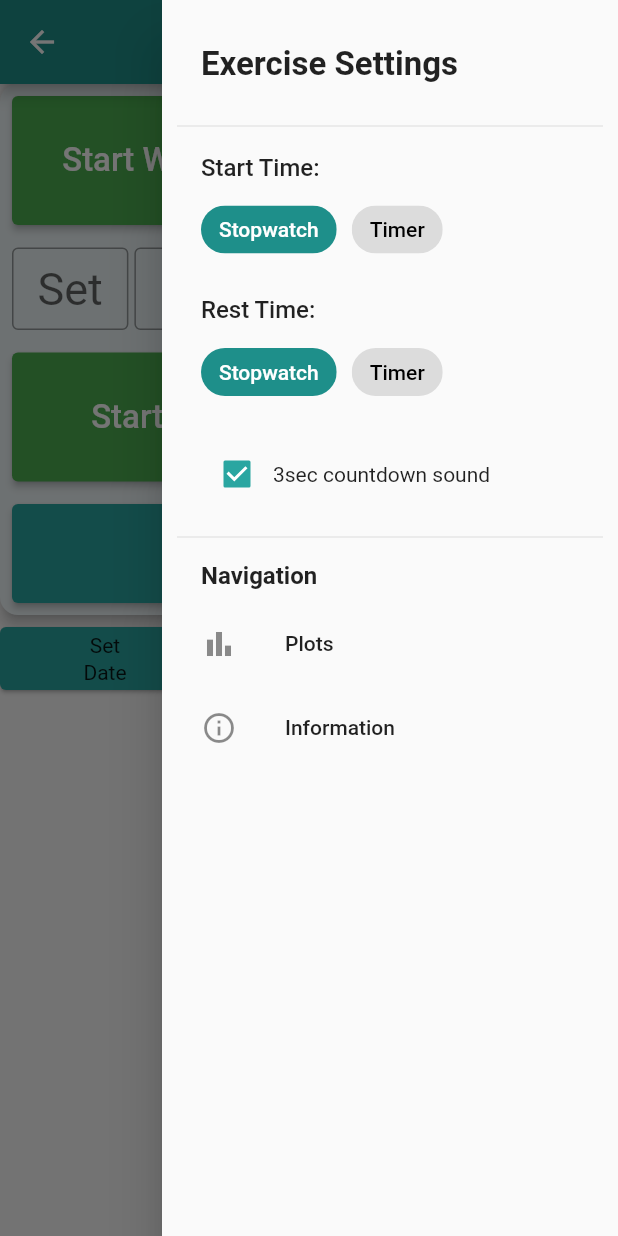
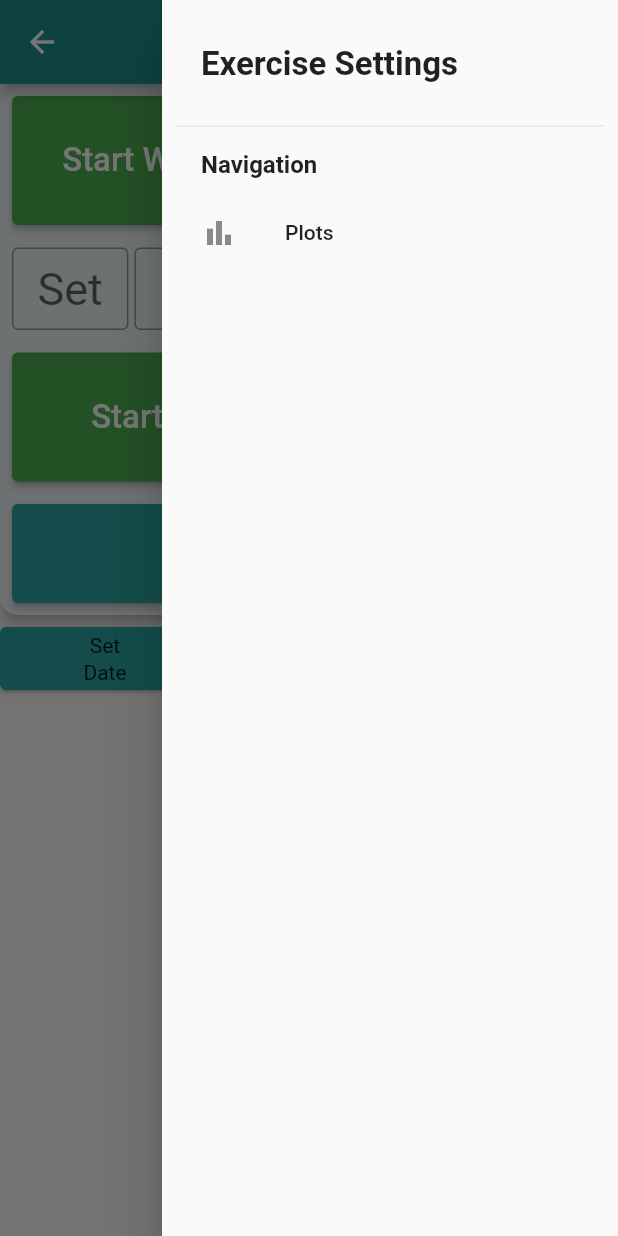
Before and after one commit to srdjankarlo/FlutterGymApp, a Flutter app: the SetsPage screen opened directly with empty values, with the side drawer open, on a phone screen of 412 x 824 dp. Run offline on Flutter 3.47's test engine with Material 3 defaults, Android fonts, the phone set to English and light mode, and no system bars; our stand-ins replace csv, file_picker, fl_chart, image_picker, pdf, shared_preferences and 1 more; accounts and stored records are empty.

```diff
--- a/gym_fitness_app/lib/providers/unit_provider.dart
+++ b/gym_fitness_app/lib/providers/unit_provider.dart
@@ -2,7 +2,7 @@ import 'package:flutter/material.dart';
 import 'package:shared_preferences/shared_preferences.dart';
 
 class UnitProvider extends ChangeNotifier {
-  String _unit = 'Metric';
+  String _unit = 'kg';
   String get unit => _unit;
 
   UnitProvider() {
@@ -11,7 +11,7 @@ class UnitProvider extends ChangeNotifier {
 
   Future<void> _loadUnit() async {
     final prefs = await SharedPreferences.getInstance();
-    _unit = prefs.getString('preferred_unit') ?? 'Metric';
+    _unit = prefs.getString('preferred_unit') ?? 'kg';
     notifyListeners();
   }
 
@@ -23,6 +23,6 @@ class UnitProvider extends ChangeNotifier {
     notifyListeners();
   }
 
-  bool get isMetric => _unit == 'Metric';
-  bool get isImperial => _unit == 'Imperial';
+  bool get isMetric => _unit == 'kg';
+  bool get isImperial => _unit == 'lbs';
 }
--- a/gym_fitness_app/lib/widgets/sets_settings_drawer.dart
+++ b/gym_fitness_app/lib/widgets/sets_settings_drawer.dart
@@ -42,105 +42,105 @@ class _SetsSettingsDrawerState extends State<SetsSettingsDrawer> {
           const Divider(),
 
           // --- Start Time Section ---
-          Padding(
-            padding: const EdgeInsets.symmetric(vertical: 10, horizontal: 16),
-            child: Column(
-              crossAxisAlignment: CrossAxisAlignment.start,
-              children: [
-                const Text('Start Time:',
-                    style: TextStyle(fontSize: 16, fontWeight: FontWeight.w500)),
-                const SizedBox(height: 8),
-                Wrap(
-                  spacing: 10,
-                  children: [
-                    ChoiceChip(
-                      label: const Text('Stopwatch'),
-                      selected: _startTimeMode == 'Stopwatch',
-                      selectedColor: Theme.of(context).colorScheme.primary,
-                      labelStyle: TextStyle(
-                        color: _startTimeMode == 'Stopwatch'
-                            ? Colors.white
-                            : Theme.of(context).colorScheme.onSurface,
-                      ),
-                      onSelected: (_) =>
-                          setState(() => _startTimeMode = 'Stopwatch'),
-                    ),
-                    ChoiceChip(
-                      label: const Text('Timer'),
-                      selected: _startTimeMode == 'Timer',
-                      selectedColor: Theme.of(context).colorScheme.primary,
-                      labelStyle: TextStyle(
-                        color: _startTimeMode == 'Timer'
-                            ? Colors.white
-                            : Theme.of(context).colorScheme.onSurface,
-                      ),
-                      onSelected: (_) =>
-                          setState(() => _startTimeMode = 'Timer'),
-                    ),
-                  ],
-                ),
-              ],
-            ),
-          ),
+          // Padding(
+          //   padding: const EdgeInsets.symmetric(vertical: 10, horizontal: 16),
+          //   child: Column(
+          //     crossAxisAlignment: CrossAxisAlignment.start,
+          //     children: [
+          //       const Text('Start Time:',
+          //           style: TextStyle(fontSize: 16, fontWeight: FontWeight.w500)),
+          //       const SizedBox(height: 8),
+          //       Wrap(
+          //         spacing: 10,
+          //         children: [
+          //           ChoiceChip(
+          //             label: const Text('Stopwatch'),
+          //             selected: _startTimeMode == 'Stopwatch',
+          //             selectedColor: Theme.of(context).colorScheme.primary,
+          //             labelStyle: TextStyle(
+          //               color: _startTimeMode == 'Stopwatch'
+          //                   ? Colors.white
+          //                   : Theme.of(context).colorScheme.onSurface,
+          //             ),
+          //             onSelected: (_) =>
+          //                 setState(() => _startTimeMode = 'Stopwatch'),
+          //           ),
+          //           ChoiceChip(
+          //             label: const Text('Timer'),
+          //             selected: _startTimeMode == 'Timer',
+          //             selectedColor: Theme.of(context).colorScheme.primary,
+          //             labelStyle: TextStyle(
+          //               color: _startTimeMode == 'Timer'
+          //                   ? Colors.white
+          //                   : Theme.of(context).colorScheme.onSurface,
+          //             ),
+          //             onSelected: (_) =>
+          //                 setState(() => _startTimeMode = 'Timer'),
+          //           ),
+          //         ],
+          //       ),
+          //     ],
+          //   ),
+          // ),
 
           // --- Rest Time Section ---
-          Padding(
-            padding: const EdgeInsets.symmetric(vertical: 10, horizontal: 16),
-            child: Column(
-              crossAxisAlignment: CrossAxisAlignment.start,
-              children: [
-                const Text('Rest Time:',
-                    style: TextStyle(fontSize: 16, fontWeight: FontWeight.w500)),
-                const SizedBox(height: 8),
-                Wrap(
-                  spacing: 10,
-                  children: [
-                    ChoiceChip(
-                      label: const Text('Stopwatch'),
-                      selected: _restTimeMode == 'Stopwatch',
-                      selectedColor: Theme.of(context).colorScheme.primary,
-                      labelStyle: TextStyle(
-                        color: _restTimeMode == 'Stopwatch'
-                            ? Colors.white
-                            : Theme.of(context).colorScheme.onSurface,
-                      ),
-                      onSelected: (_) =>
-                          setState(() => _restTimeMode = 'Stopwatch'),
-                    ),
-                    ChoiceChip(
-                      label: const Text('Timer'),
-                      selected: _restTimeMode == 'Timer',
-                      selectedColor: Theme.of(context).colorScheme.primary,
-                      labelStyle: TextStyle(
-                        color: _restTimeMode == 'Timer'
-                            ? Colors.white
-                            : Theme.of(context).colorScheme.onSurface,
-                      ),
-                      onSelected: (_) =>
-                          setState(() => _restTimeMode = 'Timer'),
-                    ),
-                  ],
-                ),
-              ],
-            ),
-          ),
+          // Padding(
+          //   padding: const EdgeInsets.symmetric(vertical: 10, horizontal: 16),
+          //   child: Column(
+          //     crossAxisAlignment: CrossAxisAlignment.start,
+          //     children: [
+          //       const Text('Rest Time:',
+          //           style: TextStyle(fontSize: 16, fontWeight: FontWeight.w500)),
+          //       const SizedBox(height: 8),
+          //       Wrap(
+          //         spacing: 10,
+          //         children: [
+          //           ChoiceChip(
+          //             label: const Text('Stopwatch'),
+          //             selected: _restTimeMode == 'Stopwatch',
+          //             selectedColor: Theme.of(context).colorScheme.primary,
+          //             labelStyle: TextStyle(
+          //               color: _restTimeMode == 'Stopwatch'
+          //                   ? Colors.white
+          //                   : Theme.of(context).colorScheme.onSurface,
+          //             ),
+          //             onSelected: (_) =>
+          //                 setState(() => _restTimeMode = 'Stopwatch'),
+          //           ),
+          //           ChoiceChip(
+          //             label: const Text('Timer'),
+          //             selected: _restTimeMode == 'Timer',
+          //             selectedColor: Theme.of(context).colorScheme.primary,
+          //             labelStyle: TextStyle(
+          //               color: _restTimeMode == 'Timer'
+          //                   ? Colors.white
+          //                   : Theme.of(context).colorScheme.onSurface,
+          //             ),
+          //             onSelected: (_) =>
+          //                 setState(() => _restTimeMode = 'Timer'),
+          //           ),
+          //         ],
+          //       ),
+          //     ],
+          //   ),
+          // ),
 
           // --- Sound Checkbox ---
-          Padding(
-            padding: const EdgeInsets.symmetric(vertical: 10, horizontal: 16),
-            child: Row(
-              children: [
-                Checkbox(
-                  value: _soundEnabled,
-                  onChanged: (value) =>
-                      setState(() => _soundEnabled = value ?? true),
-                ),
-                const Text('3sec countdown sound'),
-              ],
-            ),
-          ),
-
-          const Divider(),
+          // Padding(
+          //   padding: const EdgeInsets.symmetric(vertical: 10, horizontal: 16),
+          //   child: Row(
+          //     children: [
+          //       Checkbox(
+          //         value: _soundEnabled,
+          //         onChanged: (value) =>
+          //             setState(() => _soundEnabled = value ?? true),
+          //       ),
+          //       const Text('3sec countdown sound'),
+          //     ],
+          //   ),
+          // ),
+          //
+          // const Divider(),
 
           // --- Navigation Section ---
           Padding(
@@ -157,18 +157,18 @@ class _SetsSettingsDrawerState extends State<SetsSettingsDrawer> {
               Navigator.push(
                 context,
                 MaterialPageRoute(
-                  builder: (_) => PlotsPage(exerciseId: widget.exerciseId, exerciseName: widget.exerciseName, isMetric: widget.isMetric,),
+                  builder: (_) => PlotsPage(exerciseId: widget.exerciseId, exerciseName: widget.exerciseName),
                 ),
               );
             },
           ),
-          ListTile(
-            title: const Text('Information'),
-            leading: const Icon(Icons.info_outline),
-            onTap: () {
-              // TODO: navigate to info page
-            },
-          ),
+          // ListTile(
+          //   title: const Text('Information'),
+          //   leading: const Icon(Icons.info_outline),
+          //   onTap: () {
+          //     // TODO: navigate to info page
+          //   },
+          // ),
         ],
       ),
     );
```
Also changed, not shown: gym_fitness_app/lib/pages/plots_page.dart (+27 -63 lines), gym_fitness_app/lib/widgets/settings_drawer.dart (+4 -4 lines).
